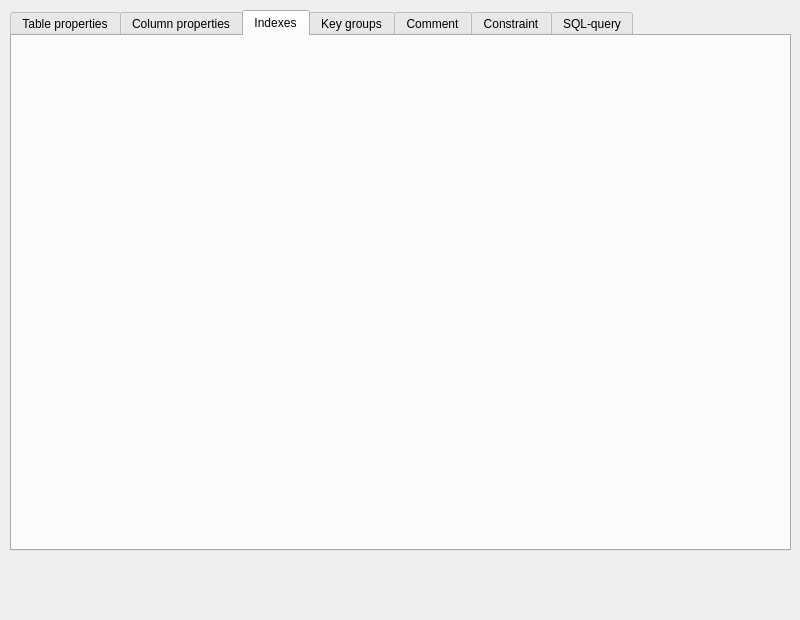
The window that qrgui/editor/databases/tableMenuWidget.ui (qreal/qreal) describes before a commit, drawn with Qt 5.
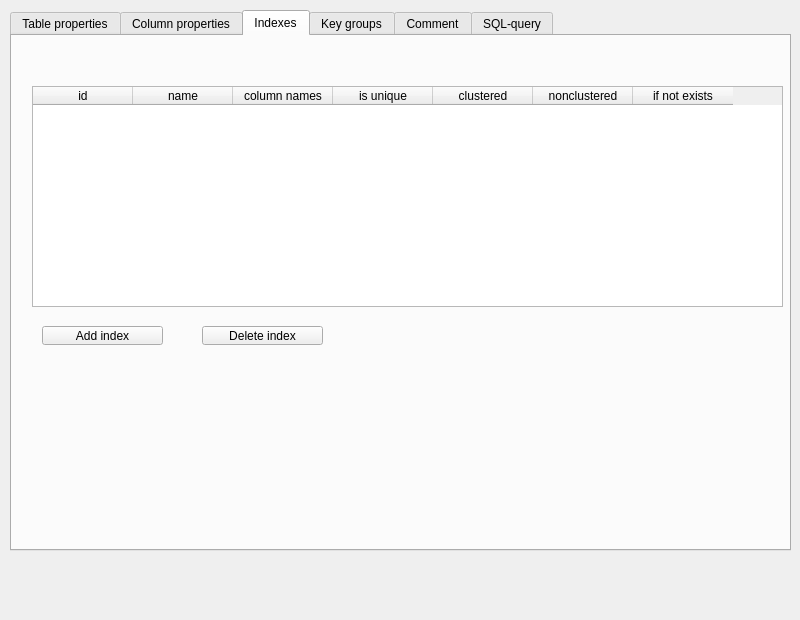
The same window after the commit. The open tabs and pages were chosen to show the change.

Commit message: Addition of indexes in menu added

Diff of the .ui file:
```diff
--- a/qrgui/editor/databases/tableMenuWidget.ui
+++ b/qrgui/editor/databases/tableMenuWidget.ui
@@ -261,6 +261,83 @@
     <attribute name="title">
      <string>Indexes</string>
     </attribute>
+    <widget class="QTableWidget" name="indexDataTable">
+     <property name="geometry">
+      <rect>
+       <x>20</x>
+       <y>50</y>
+       <width>751</width>
+       <height>221</height>
+      </rect>
+     </property>
+     <property name="sizePolicy">
+      <sizepolicy hsizetype="Expanding" vsizetype="Expanding">
+       <horstretch>0</horstretch>
+       <verstretch>0</verstretch>
+      </sizepolicy>
+     </property>
+     <column>
+      <property name="text">
+       <string>id</string>
+      </property>
+     </column>
+     <column>
+      <property name="text">
+       <string>name</string>
+      </property>
+     </column>
+     <column>
+      <property name="text">
+       <string>column names</string>
+      </property>
+     </column>
+     <column>
+      <property name="text">
+       <string>is unique</string>
+      </property>
+     </column>
+     <column>
+      <property name="text">
+       <string>clustered</string>
+      </property>
+     </column>
+     <column>
+      <property name="text">
+       <string>nonclustered</string>
+      </property>
+     </column>
+     <column>
+      <property name="text">
+       <string>if not exists</string>
+      </property>
+     </column>
+    </widget>
+    <widget class="QToolButton" name="addIndexButton">
+     <property name="geometry">
+      <rect>
+       <x>30</x>
+       <y>290</y>
+       <width>121</width>
+       <height>19</height>
+      </rect>
+     </property>
+     <property name="text">
+      <string>Add index</string>
+     </property>
+    </widget>
+    <widget class="QToolButton" name="deleteIndexButton">
+     <property name="geometry">
+      <rect>
+       <x>190</x>
+       <y>290</y>
+       <width>121</width>
+       <height>19</height>
+      </rect>
+     </property>
+     <property name="text">
+      <string>Delete index</string>
+     </property>
+    </widget>
    </widget>
    <widget class="QWidget" name="widget">
     <attribute name="title">
@@ -282,11 +359,6 @@
      </property>
     </widget>
    </widget>
-   <widget class="QWidget" name="tab_4">
-    <attribute name="title">
-     <string>Constraint</string>
-    </attribute>
-   </widget>
    <widget class="QWidget" name="tab_5">
     <attribute name="title">
      <string>SQL-query</string>
```
Left out of the diff: 2 changed lines with no effect on the pictures. The commit also changes 7 other files.
